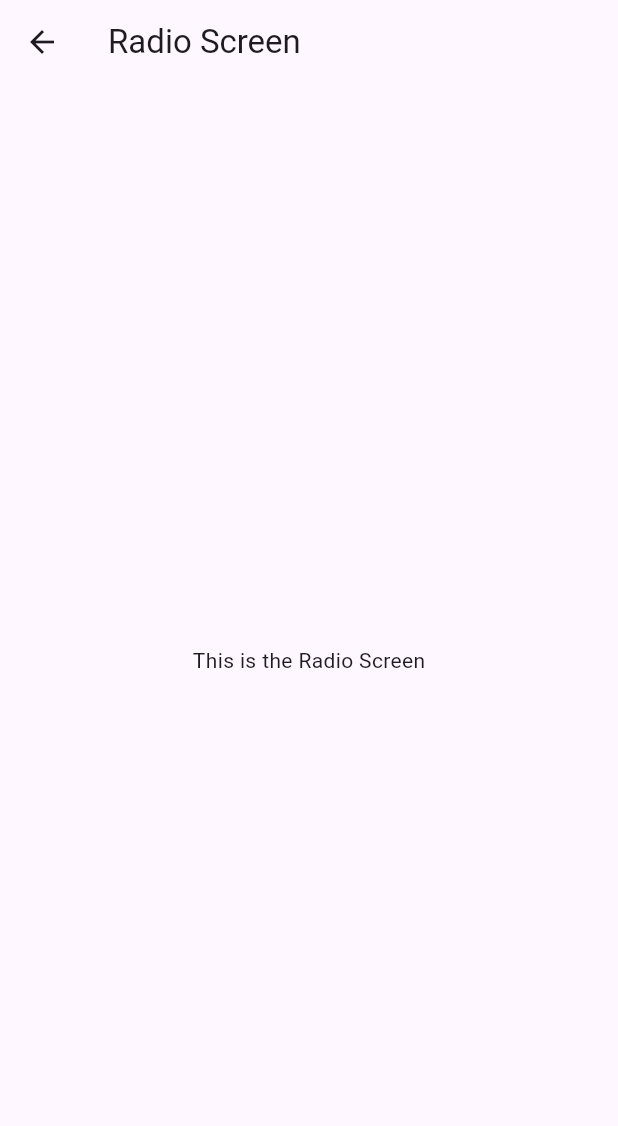
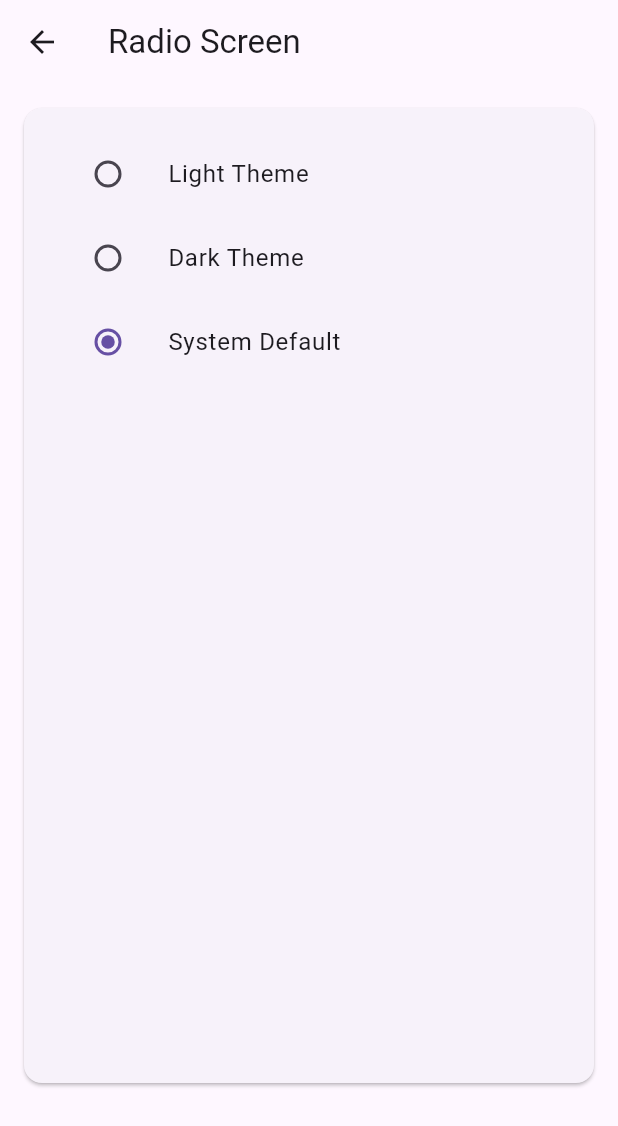
Before and after one commit to HauTranCong/flutterui, a Flutter app: the RadioScreen screen opened directly, on a phone screen of 412 x 824 dp. Shown: the top 1126 px of the screen. Run offline on Flutter 3.47's test engine with Material 3 defaults, Android fonts, the phone set to English and light mode, and no system bars.

Commit message:
I make an example with Radio to change theme but it's not working properly

```diff
--- a/lib/src/screens/widgetcatalog/selection/Radio.dart
+++ b/lib/src/screens/widgetcatalog/selection/Radio.dart
@@ -7,9 +7,113 @@ class RadioScreen extends StatelessWidget {
             appBar: AppBar(
                 title: Text('Radio Screen'),
             ),
-            body: Center(
-                child: Text('This is the Radio Screen'),
+            body: SingleChildScrollView(
+                child: Column(
+                    children: <Widget>[
+                        Card(
+                            margin: EdgeInsets.all(16.0),
+                            child: Padding(
+                                padding: EdgeInsets.all(16.0),
+                                child: SizedBox(
+                                    height: MediaQuery.of(context).size.height * 0.75, // Adjust height dynamically
+                                    child: ThemeScreen(child: ThemeChangeWithRadioButton()),
+                                ),
+                            ),
+                        ),
+                    ],
+                ),
             ),
         );
     }
 }
+
+class ThemeChangeWithRadioButton extends StatefulWidget {
+    @override
+    _ThemeChangeWithRadioButtonState createState() => _ThemeChangeWithRadioButtonState();
+}
+
+class _ThemeChangeWithRadioButtonState extends State<ThemeChangeWithRadioButton> {
+    ThemeMode _themeMode = ThemeMode.system;
+
+    @override
+    Widget build(BuildContext context) {
+        return Column(
+            crossAxisAlignment: CrossAxisAlignment.start,
+            children: <Widget>[
+                ListTile(
+                    title: const Text('Light Theme'),
+                    leading: Radio<ThemeMode>(
+                        value: ThemeMode.light,
+                        groupValue: _themeMode,
+                        onChanged: (ThemeMode? value) {
+                            setState(() {
+                                _themeMode = value!;
+                                _changeTheme(context, _themeMode);
+                            });
+                        },
+                    ),
+                ),
+                ListTile(
+                    title: const Text('Dark Theme'),
+                    leading: Radio<ThemeMode>(
+                        value: ThemeMode.dark,
+                        groupValue: _themeMode,
+                        onChanged: (ThemeMode? value) {
+                            setState(() {
+                                _themeMode = value!;
+                                _changeTheme(context, _themeMode);
+                            });
+                        },
+                    ),
+                ),
+                ListTile(
+                    title: const Text('System Default'),
+                    leading: Radio<ThemeMode>(
+                        value: ThemeMode.system,
+                        groupValue: _themeMode,
+                        onChanged: (ThemeMode? value) {
+                            setState(() {
+                                _themeMode = value!;
+                                _changeTheme(context, _themeMode);
+                            });
+                        },
+                    ),
+                ),
+            ],
+        );
+    }
+
+    void _changeTheme(BuildContext context, ThemeMode themeMode) {
+        final themeNotifier = context.findAncestorStateOfType<_ThemeScreenState>();
+        themeNotifier?.setTheme(themeMode);
+    }
+}
+
+class ThemeScreen extends StatefulWidget {
+    final Widget child;
+
+    ThemeScreen({required this.child});
+
+    @override
+    _ThemeScreenState createState() => _ThemeScreenState();
+}
+
+class _ThemeScreenState extends State<ThemeScreen> {
+    ThemeMode _themeMode = ThemeMode.light;
+
+    void setTheme(ThemeMode themeMode) {
+        setState(() {
+            _themeMode = themeMode;
+        });
+    }
+
+    @override
+    Widget build(BuildContext context) {
+        return MaterialApp(
+            theme: ThemeData.light(),
+            darkTheme: ThemeData.dark(),
+            themeMode: _themeMode,
+            home: widget.child,
+        );
+    }
+}
```
